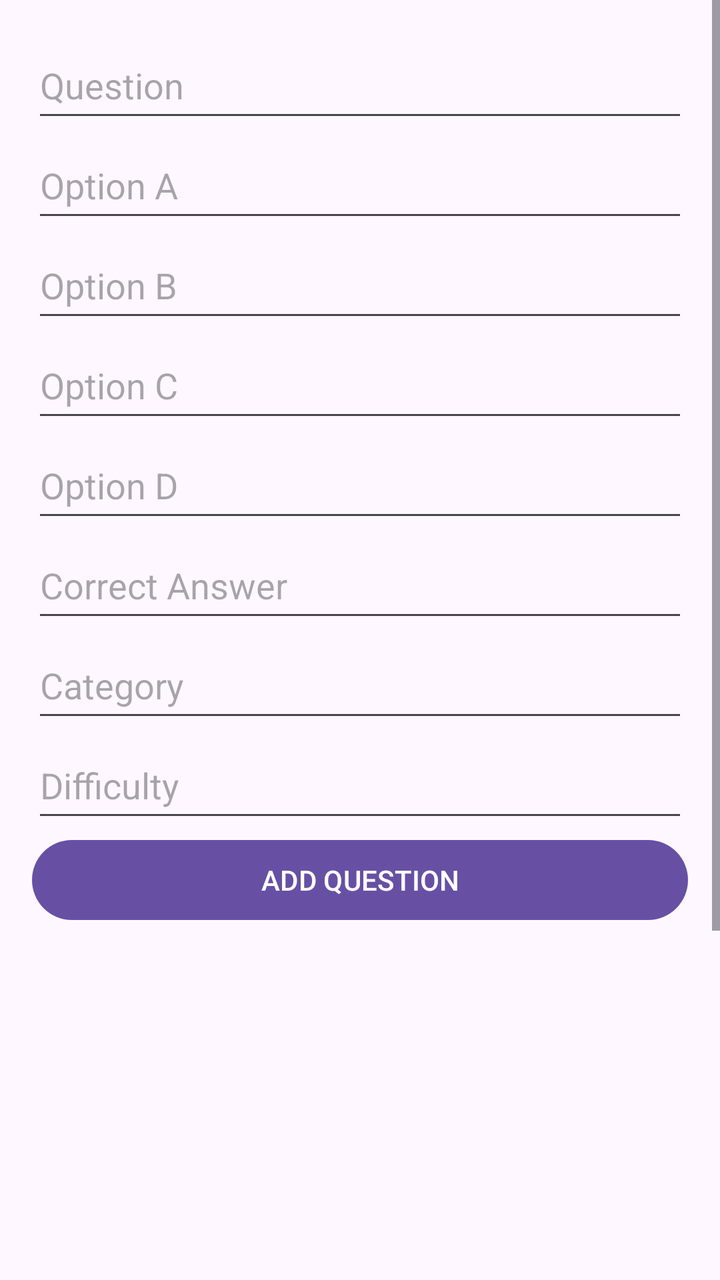
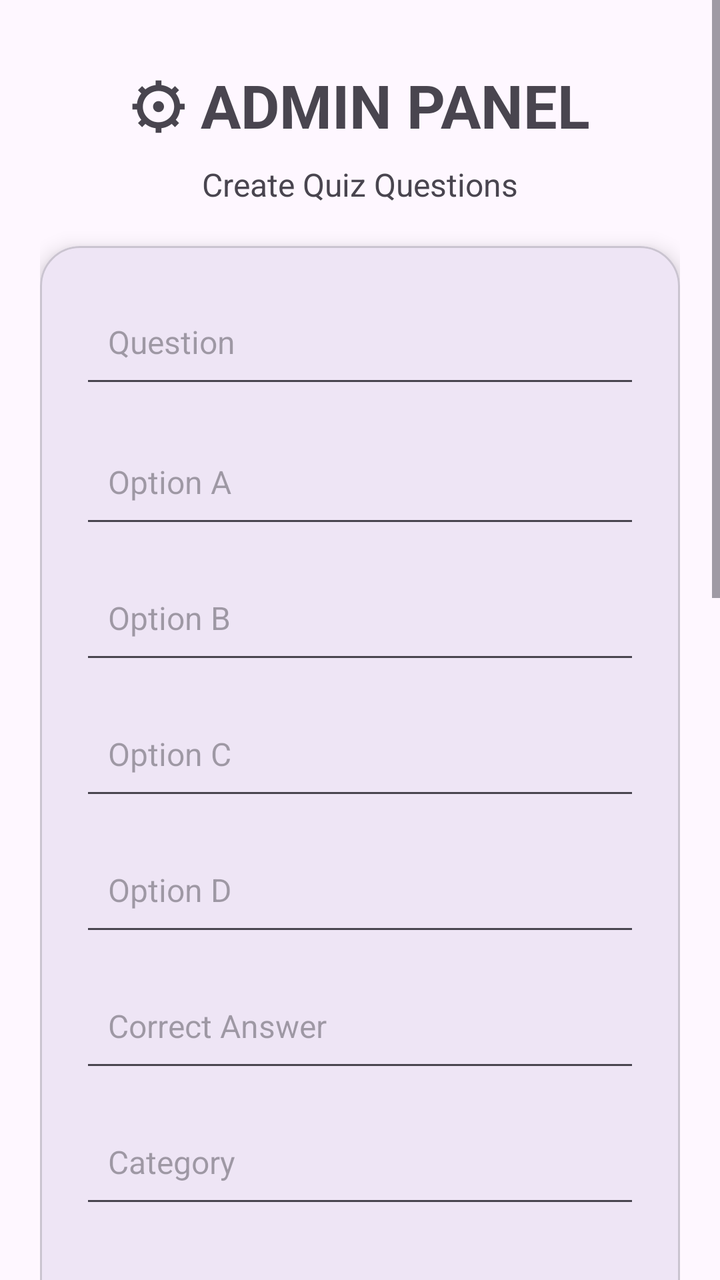

An Android layout rendered at two revisions. The XML below is the earlier revision; the diff shows what the commit changed to produce the second picture.
<!-- AndroidManifest.xml: application theme Theme.OstaniBeden -->
<!-- res/layout/activity_admin.xml -->
<?xml version="1.0" encoding="utf-8"?>
<ScrollView xmlns:android="http://schemas.android.com/apk/res/android"
    xmlns:app="http://schemas.android.com/apk/res-auto"
    xmlns:tools="http://schemas.android.com/tools"
    android:layout_width="match_parent"
    android:layout_height="match_parent"
    tools:context=".AdminActivity">

    <LinearLayout
        android:layout_width="match_parent"
        android:layout_height="wrap_content"
        android:orientation="vertical"
        android:padding="16dp">

        <EditText
            android:id="@+id/etQuestion"
            android:layout_width="match_parent"
            android:layout_height="50dp"
            android:hint="Question" />

        <EditText
            android:id="@+id/etOptionA"
            android:layout_width="match_parent"
            android:layout_height="50dp"
            android:hint="Option A" />

        <EditText
            android:id="@+id/etOptionB"
            android:layout_width="match_parent"
            android:layout_height="50dp"
            android:hint="Option B" />

        <EditText
            android:id="@+id/etOptionC"
            android:layout_width="match_parent"
            android:layout_height="50dp"
            android:hint="Option C" />

        <EditText
            android:id="@+id/etOptionD"
            android:layout_width="match_parent"
            android:layout_height="50dp"
            android:hint="Option D" />

        <EditText
            android:id="@+id/etCorrectAnswer"
            android:layout_width="match_parent"
            android:layout_height="50dp"
            android:hint="Correct Answer" />

        <EditText
            android:id="@+id/etCategory"
            android:layout_width="match_parent"
            android:layout_height="50dp"
            android:hint="Category" />

        <EditText
            android:id="@+id/etDifficulty"
            android:layout_width="match_parent"
            android:layout_height="50dp"
            android:hint="Difficulty" />

        <Button
            android:id="@+id/btnAddQuestion"
            android:layout_width="match_parent"
            android:layout_height="wrap_content"
            android:text="ADD QUESTION" />

        <androidx.recyclerview.widget.RecyclerView
            android:id="@+id/recyclerQuestions"
            android:layout_width="match_parent"
            android:layout_height="400dp" />

    </LinearLayout>

</ScrollView>
<!-- resources referenced by this layout -->
<resources>
  <style name="Theme.OstaniBeden" parent="Base.Theme.OstaniBeden" />
  <style name="Base.Theme.OstaniBeden" parent="Theme.Material3.DayNight.NoActionBar">
          
          
      </style>
</resources>

<!-- the commit's change to res/layout/activity_admin.xml (unified diff, before → after) -->
@@ -1,75 +1,156 @@
 <?xml version="1.0" encoding="utf-8"?>
-<ScrollView xmlns:android="http://schemas.android.com/apk/res/android"
+<ScrollView
+    xmlns:android="http://schemas.android.com/apk/res/android"
+    xmlns:tools="http://schemas.android.com/tools"
     xmlns:app="http://schemas.android.com/apk/res-auto"
-    xmlns:tools="http://schemas.android.com/tools"
     android:layout_width="match_parent"
     android:layout_height="match_parent"
+    android:fillViewport="true"
     tools:context=".AdminActivity">
 
     <LinearLayout
         android:layout_width="match_parent"
         android:layout_height="wrap_content"
         android:orientation="vertical"
-        android:padding="16dp">
+        android:padding="20dp">
 
-        <EditText
-            android:id="@+id/etQuestion"
-            android:layout_width="match_parent"
-            android:layout_height="50dp"
-            android:hint="Question" />
+        <TextView
+            android:id="@+id/tvAdminTitle"
+            android:layout_width="wrap_content"
+            android:layout_height="wrap_content"
+            android:text="⚙ ADMIN PANEL"
+            android:textSize="30sp"
+            android:textStyle="bold"
+            android:layout_gravity="center_horizontal"
+            android:layout_marginTop="12dp"/>
 
-        <EditText
-            android:id="@+id/etOptionA"
-            android:layout_width="match_parent"
-            android:layout_height="50dp"
-            android:hint="Option A" />
+        <TextView
+            android:layout_width="wrap_content"
+            android:layout_height="wrap_content"
+            android:text="Create Quiz Questions"
+            android:textSize="16sp"
+            android:layout_gravity="center_horizontal"
+            android:layout_marginTop="8dp"
+            android:layout_marginBottom="20dp"/>
 
-        <EditText
-            android:id="@+id/etOptionB"
-            android:layout_width="match_parent"
-            android:layout_height="50dp"
-            android:hint="Option B" />
-
-        <EditText
-            android:id="@+id/etOptionC"
-            android:layout_width="match_parent"
-            android:layout_height="50dp"
-            android:hint="Option C" />
-
-        <EditText
-            android:id="@+id/etOptionD"
-            android:layout_width="match_parent"
-            android:layout_height="50dp"
-            android:hint="Option D" />
-
-        <EditText
-            android:id="@+id/etCorrectAnswer"
-            android:layout_width="match_parent"
-            android:layout_height="50dp"
-            android:hint="Correct Answer" />
-
-        <EditText
-            android:id="@+id/etCategory"
-            android:layout_width="match_parent"
-            android:layout_height="50dp"
-            android:hint="Category" />
-
-        <EditText
-            android:id="@+id/etDifficulty"
-            android:layout_width="match_parent"
-            android:layout_height="50dp"
-            android:hint="Difficulty" />
-
-        <Button
-            android:id="@+id/btnAddQuestion"
+        <com.google.android.material.card.MaterialCardView
             android:layout_width="match_parent"
             android:layout_height="wrap_content"
-            android:text="ADD QUESTION" />
+            app:cardCornerRadius="20dp"
+            app:cardElevation="6dp">
+
+            <LinearLayout
+                android:layout_width="match_parent"
+                android:layout_height="wrap_content"
+                android:orientation="vertical"
+                android:padding="20dp">
+
+                <EditText
+                    android:id="@+id/etQuestion"
+                    android:layout_width="match_parent"
+                    android:layout_height="wrap_content"
+                    android:hint="Question"
+                    android:minHeight="56dp"
+                    android:padding="14dp"
+                    android:textSize="16sp"
+                    android:layout_marginBottom="14dp"/>
+
+                <EditText
+                    android:id="@+id/etOptionA"
+                    android:layout_width="match_parent"
+                    android:layout_height="wrap_content"
+                    android:hint="Option A"
+                    android:minHeight="56dp"
+                    android:padding="14dp"
+                    android:textSize="16sp"
+                    android:layout_marginBottom="12dp"/>
+
+                <EditText
+                    android:id="@+id/etOptionB"
+                    android:layout_width="match_parent"
+                    android:layout_height="wrap_content"
+                    android:hint="Option B"
+                    android:minHeight="56dp"
+                    android:padding="14dp"
+                    android:textSize="16sp"
+                    android:layout_marginBottom="12dp"/>
+
+                <EditText
+                    android:id="@+id/etOptionC"
+                    android:layout_width="match_parent"
+                    android:layout_height="wrap_content"
+                    android:hint="Option C"
+                    android:minHeight="56dp"
+                    android:padding="14dp"
+                    android:textSize="16sp"
+                    android:layout_marginBottom="12dp"/>
+
+                <EditText
+                    android:id="@+id/etOptionD"
+                    android:layout_width="match_parent"
+                    android:layout_height="wrap_content"
+                    android:hint="Option D"
+                    android:minHeight="56dp"
+                    android:padding="14dp"
+                    android:textSize="16sp"
+                    android:layout_marginBottom="12dp"/>
+
+                <EditText
+                    android:id="@+id/etCorrectAnswer"
+                    android:layout_width="match_parent"
+                    android:layout_height="wrap_content"
+                    android:hint="Correct Answer"
+                    android:minHeight="56dp"
+                    android:padding="14dp"
+                    android:textSize="16sp"
+                    android:layout_marginBottom="12dp"/>
+
+                <EditText
+                    android:id="@+id/etCategory"
+                    android:layout_width="match_parent"
+                    android:layout_height="wrap_content"
+                    android:hint="Category"
+                    android:minHeight="56dp"
+                    android:padding="14dp"
+                    android:textSize="16sp"
+                    android:layout_marginBottom="12dp"/>
+
+                <EditText
+                    android:id="@+id/etDifficulty"
+                    android:layout_width="match_parent"
+                    android:layout_height="wrap_content"
+                    android:hint="Difficulty"
+                    android:minHeight="56dp"
+                    android:padding="14dp"
+                    android:textSize="16sp"
+                    android:layout_marginBottom="20dp"/>
+
+                <Button
+                    android:id="@+id/btnAddQuestion"
+                    android:layout_width="match_parent"
+                    android:layout_height="56dp"
+                    android:text="➕ ADD QUESTION"
+                    android:textSize="16sp"
+                    android:textStyle="bold"/>
+
+            </LinearLayout>
+
+        </com.google.android.material.card.MaterialCardView>
+
+        <TextView
+            android:id="@+id/tvQuestionList"
+            android:layout_width="wrap_content"
+            android:layout_height="wrap_content"
+            android:text="📚 Existing Questions"
+            android:textSize="24sp"
+            android:textStyle="bold"
+            android:layout_marginTop="32dp"
+            android:layout_marginBottom="12dp"/>
 
         <androidx.recyclerview.widget.RecyclerView
             android:id="@+id/recyclerQuestions"
             android:layout_width="match_parent"
-            android:layout_height="400dp" />
+            android:layout_height="500dp"/>
 
     </LinearLayout>
 
